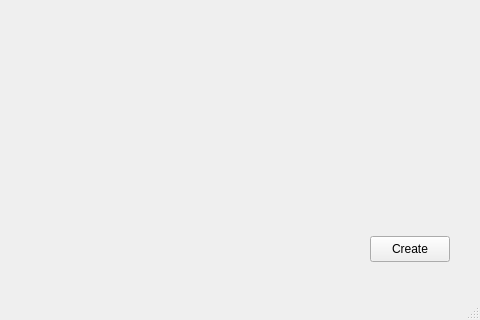
Old version of the form ProjEd/ui/proj_create_win.ui in the repository Cvostr/zsgamedit; both pictures show x 120 to 600 and y 184 to 504 of the 600 by 504 pixel window.
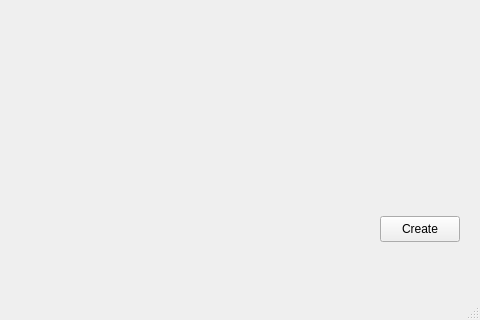
New version of the form.

Diff of the .ui file:
```diff
--- a/ProjEd/ui/proj_create_win.ui
+++ b/ProjEd/ui/proj_create_win.ui
@@ -66,8 +66,8 @@
    <widget class="QPushButton" name="prCreateBtn">
     <property name="geometry">
      <rect>
-      <x>490</x>
-      <y>420</y>
+      <x>500</x>
+      <y>400</y>
       <width>80</width>
       <height>26</height>
      </rect>
```
Left out of the diff: 2 changed lines with no effect on the pictures.
